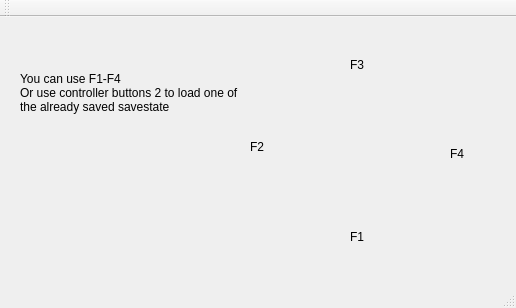
The window that desktopclient/mainwindow.ui (Skarsnik/snesclassicstuff) describes before a commit, drawn with Qt 5.
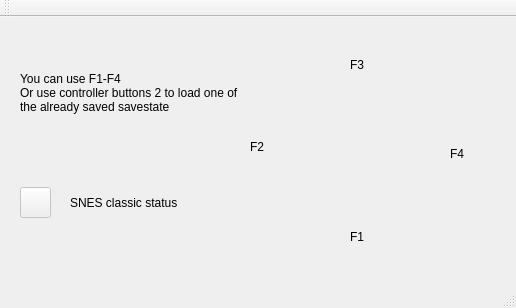
The same window after the commit. Icons and pictures are not drawn.

What changed in the file:
```diff
--- a/desktopclient/mainwindow.ui
+++ b/desktopclient/mainwindow.ui
@@ -156,6 +156,42 @@
      <string>F4</string>
     </property>
    </widget>
+   <widget class="QLabel" name="snesStatusLabel">
+    <property name="geometry">
+     <rect>
+      <x>70</x>
+      <y>160</y>
+      <width>161</width>
+      <height>51</height>
+     </rect>
+    </property>
+    <property name="text">
+     <string>SNES classic status</string>
+    </property>
+    <property name="wordWrap">
+     <bool>true</bool>
+    </property>
+   </widget>
+   <widget class="QPushButton" name="recoPushButton">
+    <property name="enabled">
+     <bool>false</bool>
+    </property>
+    <property name="geometry">
+     <rect>
+      <x>20</x>
+      <y>170</y>
+      <width>31</width>
+      <height>31</height>
+     </rect>
+    </property>
+    <property name="text">
+     <string/>
+    </property>
+    <property name="icon">
+     <iconset resource="images.qrc">
+      <normaloff>:/images/refresh.png</normaloff>:/images/refresh.png</iconset>
+    </property>
+   </widget>
   </widget>
   <widget class="QMenuBar" name="menuBar">
    <property name="geometry">
```
